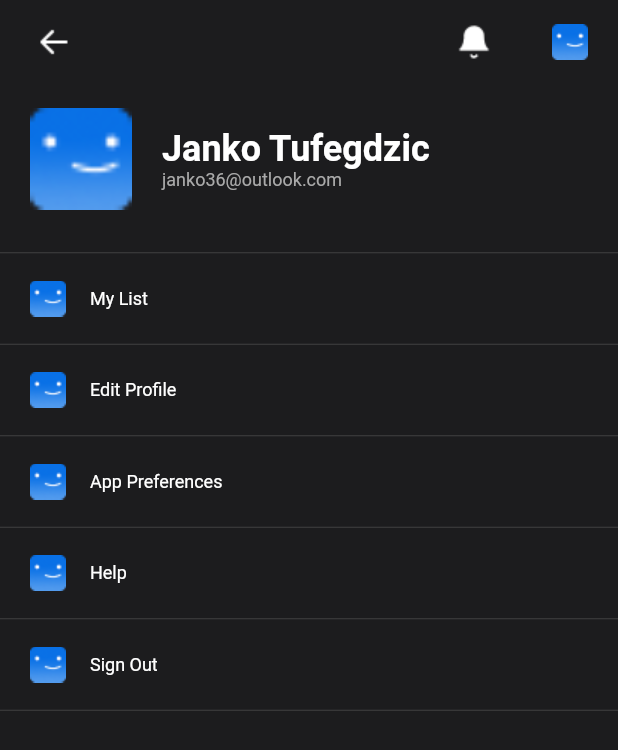
After one commit to credeo/movie_wtc, a Flutter app: the ProfilePage screen opened by its route, on a phone screen of 412 x 824 dp. The commit adds this screen. Shown: the top 750 px of the screen. Run offline on Flutter 3.47's test engine with Material 2 defaults, Android fonts, the phone set to English and light mode, and no system bars; our stand-ins replace easy_localization, flick_video_player, go_router, kiwi, share_plus, smooth_page_indicator and 1 more; missing offline and left inert: easy_logger.

Commit message:
work on profile page

```diff
--- a/lib/pages/home.dart
+++ b/lib/pages/home.dart
@@ -9,6 +9,7 @@ import 'package:movie_wtc/pages/categories.dart';
 import 'package:movie_wtc/pages/movie_details.dart';
 import 'package:movie_wtc/pages/movie_player.dart';
 import 'package:movie_wtc/pages/my_list.dart';
+import 'package:movie_wtc/pages/profile.dart';
 import 'package:movie_wtc/pages/search.dart';
 import 'package:movie_wtc/providers/home_provider.dart';
 import 'package:movie_wtc/widgets/custom_button_with_icon.dart';
@@ -297,7 +298,9 @@ class Home extends StatelessWidget {
                             CupertinoButton(
                               child:
                                   Image.asset('assets/icons/icon_profile.png'),
-                              onPressed: () {},
+                              onPressed: () {
+                                context.pushNamed(ProfilePage.pageName);
+                              },
                             ),
                           ],
                         ),
--- /dev/null
+++ b/lib/pages/profile.dart
@@ -0,0 +1,114 @@
+import 'package:flutter/material.dart';
+import 'package:movie_wtc/extensions/custom_colors.dart';
+import 'package:movie_wtc/extensions/custom_text_styles.dart';
+import 'package:movie_wtc/widgets/custom_app_bar.dart';
+
+class ProfilePage extends StatelessWidget {
+  static const pageName = 'profile';
+
+  const ProfilePage({Key? key}) : super(key: key);
+
+  @override
+  Widget build(BuildContext context) {
+    return Scaffold(
+      backgroundColor: CustomColors.of(context).background,
+      appBar: const CustomAppBar(
+        hasNotificationButton: true,
+        hasBackButton: true,
+      ),
+      body: Column(
+        children: [
+          Padding(
+            padding: const EdgeInsets.only(
+                top: 16.0, bottom: 28, left: 20, right: 20),
+            child: Row(
+              children: [
+                SizedBox(
+                  height: 68,
+                  width: 68,
+                  child: Image.asset(
+                    'assets/icons/icon_profile.png',
+                    fit: BoxFit.cover,
+                  ),
+                ),
+                const SizedBox(width: 20),
+                Column(
+                  crossAxisAlignment: CrossAxisAlignment.start,
+                  children: [
+                    Text(
+                      'Janko Tufegdzic',
+                      style: CustomTextStyles.of(context).semiBold24,
+                    ),
+                    Text(
+                      'janko36@outlook.com',
+                      style: CustomTextStyles.of(context)
+                          .regular12
+                          .apply(color: CustomColors.of(context).inactive),
+                    ),
+                  ],
+                )
+              ],
+            ),
+          ),
+          Divider(
+            height: 1,
+            color: CustomColors.of(context).inactive.withOpacity(0.25),
+          ),
+          getRow(
+              context: context,
+              text: 'My List',
+              iconPath: 'assets/icons/icon_profile.png'),
+          getRow(
+              context: context,
+              text: 'Edit Profile',
+              iconPath: 'assets/icons/icon_profile.png'),
+          getRow(
+              context: context,
+              text: 'App Preferences',
+              iconPath: 'assets/icons/icon_profile.png'),
+          getRow(
+              context: context,
+              text: 'Help',
+              iconPath: 'assets/icons/icon_profile.png'),
+          getRow(
+              context: context,
+              text: 'Sign Out',
+              iconPath: 'assets/icons/icon_profile.png'),
+        ],
+      ),
+    );
+  }
+
+  Widget getRow(
+      {required BuildContext context,
+      required String text,
+      required String iconPath}) {
+    return Column(
+      mainAxisAlignment: MainAxisAlignment.center,
+      children: [
+        SizedBox(
+          height: 60,
+          child: Row(
+            children: [
+              Padding(
+                padding: const EdgeInsets.only(
+                  left: 20,
+                  right: 16,
+                ),
+                child: Image.asset(iconPath),
+              ),
+              Text(
+                text,
+                style: CustomTextStyles.of(context).regular12,
+              )
+            ],
+          ),
+        ),
+        Divider(
+          height: 1,
+          color: CustomColors.of(context).inactive.withOpacity(0.25),
+        ),
+      ],
+    );
+  }
+}
--- a/lib/services/router_service.dart
+++ b/lib/services/router_service.dart
@@ -7,6 +7,7 @@ import 'package:movie_wtc/pages/login_page.dart';
 import 'package:movie_wtc/pages/movie_details.dart';
 import 'package:movie_wtc/pages/movie_player.dart';
 import 'package:movie_wtc/pages/my_list.dart';
+import 'package:movie_wtc/pages/profile.dart';
 import 'package:movie_wtc/pages/search.dart';
 import 'package:movie_wtc/pages/tab_container.dart';
 import 'package:movie_wtc/services/appearance_service.dart';
@@ -43,6 +44,11 @@ class RouterService {
           path: '/my_list',
           name: MyListPage.pageName,
           builder: (context, state) => const MyListPage(),
+        ),
+        GoRoute(
+          path: '/profile',
+          name: ProfilePage.pageName,
+          builder: (context, state) => const ProfilePage(),
         ),
         GoRoute(
           path: '/home',
--- a/lib/widgets/custom_app_bar.dart
+++ b/lib/widgets/custom_app_bar.dart
@@ -1,6 +1,7 @@
 import 'package:flutter/cupertino.dart';
 import 'package:flutter/material.dart';
 import 'package:go_router/go_router.dart';
+import 'package:movie_wtc/pages/profile.dart';
 import 'package:movie_wtc/pages/search.dart';
 import 'package:movie_wtc/pages/tab_container.dart';
 
@@ -68,8 +69,7 @@ class CustomAppBar extends StatelessWidget implements PreferredSizeWidget {
         CupertinoButton(
           child: Image.asset('assets/icons/icon_profile.png'),
           onPressed: () {
-            //OBRISATI
-            context.goNamed(TabContainer.pageName);
+            context.pushNamed(ProfilePage.pageName);
           },
         ),
       ],
```
